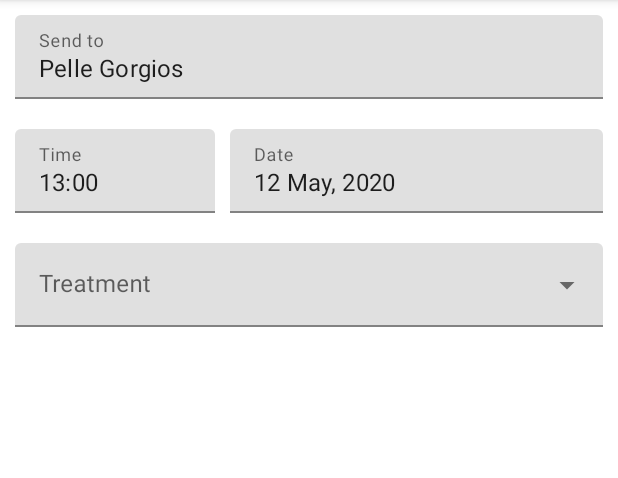
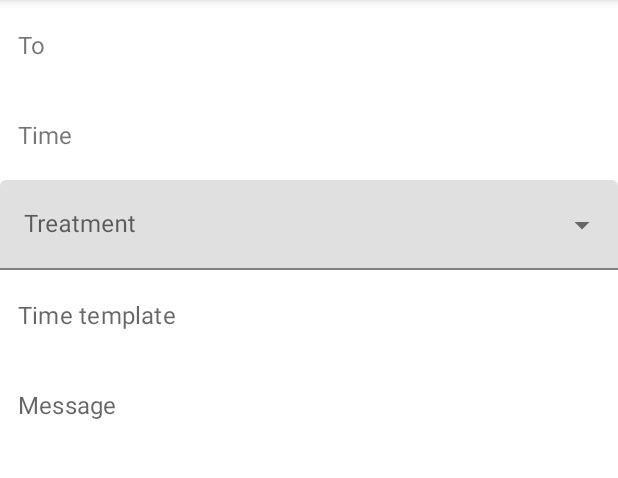
Before and after one commit to OscarCreator/sms-scheduler-v2, an Android app: the screen it shows after launch (MainActivity), after a tap on an icon or button, on a phone screen of 412 x 824 dp, the part 84-562 px from its top. Run offline under Robolectric (Android 15) with nearby library versions, the phone set to English and light mode, and no system bars; our stand-ins replace FlexboxLayout, Room's generated code.

Commit message:
Now able to choose both time and date in AddEditTreatmentFragment, this fixes #5.

```diff
--- a/app/build.gradle
+++ b/app/build.gradle
@@ -83,4 +83,7 @@ dependencies {
     implementation "androidx.navigation:navigation-fragment-ktx:$nav_version"
     implementation "androidx.navigation:navigation-ui-ktx:$nav_version"
 
+    //flexbox
+    implementation 'com.google.android:flexbox:2.0.1'
+
 }
--- a/app/src/main/java/com/oscarcreator/sms_scheduler_v2/addedittreatment/AddEditTreatmentFragment.kt
+++ b/app/src/main/java/com/oscarcreator/sms_scheduler_v2/addedittreatment/AddEditTreatmentFragment.kt
@@ -1,35 +1,85 @@
 package com.oscarcreator.sms_scheduler_v2.addedittreatment
 
 import android.os.Bundle
+import android.util.Log
 import android.view.LayoutInflater
 import android.view.View
 import android.view.ViewGroup
 import android.widget.ArrayAdapter
+import android.widget.Toast
 import androidx.fragment.app.Fragment
+import com.google.android.material.datepicker.MaterialDatePicker
+import com.google.android.material.timepicker.MaterialTimePicker
 import com.oscarcreator.sms_scheduler_v2.R
 import com.oscarcreator.sms_scheduler_v2.databinding.FragmentAddeditTreatmentBinding
+import java.text.SimpleDateFormat
+import java.util.*
 
 class AddEditTreatmentFragment : Fragment() {
+
+    companion object {
+        const val TAG = "AddEditTreatmentFragment"
+    }
 
     var _binding: FragmentAddeditTreatmentBinding? = null
 
     val binding: FragmentAddeditTreatmentBinding
         get() = _binding!!
 
+    //TODO move to viewmodel
+    var chosenTime: Long = 0
+
     override fun onCreateView(
         inflater: LayoutInflater,
         container: ViewGroup?,
         savedInstanceState: Bundle?
-    ): View? {
+    ): View {
 
         _binding = FragmentAddeditTreatmentBinding.inflate(inflater, container, false)
 
         val tempItems = listOf("Behandling 1", "Behandling 2", "Behandling 3")
+        val adapter = ArrayAdapter(requireContext(), R.layout.dropdown_menu_list_item, tempItems)
+        binding.tvTreatments.setAdapter(adapter)
 
-        val adapter = ArrayAdapter(requireContext(), R.layout.dropdown_menu_list_item, tempItems)
+        //TODO move to functions
+        binding.btnTime.setOnClickListener {
+            MaterialTimePicker.Builder()
+                .setHour(9)
+                .build().apply {
+                    addOnPositiveButtonClickListener {
+                        val parser = SimpleDateFormat("HH:mm", Locale.getDefault())
+                        val timeString = "$hour:$minute"
+                        val date = parser.parse(timeString)
+                        chosenTime = date!!.time
 
-        binding.acTreatments.setAdapter(adapter)
+                        Log.d(TAG, "launching date picker")
+                        MaterialDatePicker.Builder.datePicker()
+                            //TODO smart selection
+                            .setTitleText("Title")
+                            .build().apply {
+                                addOnPositiveButtonClickListener {
+                                    //adding date as millisecond to the chosen time
+                                    chosenTime += it
 
+                                    //TODO move to an observer
+                                    val formater = SimpleDateFormat("HH:mm dd/MM/yyyy", Locale.getDefault())
+                                    binding.btnTime.text = formater.format(chosenTime)
+                                }
+
+                            }.show(this@AddEditTreatmentFragment.childFragmentManager, "date-picker")
+
+                    }
+                }.show(childFragmentManager, "time-picker")
+        }
+
+
+        binding.btnMessage.setOnClickListener {
+            Toast.makeText(requireContext(), "Message button clicked", Toast.LENGTH_LONG).show()
+        }
+
+        binding.btnTimetemplate.setOnClickListener {
+            Toast.makeText(requireContext(), "Time template button clicked", Toast.LENGTH_LONG).show()
+        }
 
         return binding.root
     }
--- /dev/null
+++ b/app/src/main/res/drawable/divider.xml
@@ -0,0 +1,6 @@
+<?xml version="1.0" encoding="utf-8"?>
+<shape xmlns:android="http://schemas.android.com/apk/res/android"
+    >
+    <size android:width="7dp"/>
+
+</shape>
--- /dev/null
+++ b/app/src/main/res/drawable/ic_clock.xml
@@ -0,0 +1,13 @@
+<vector xmlns:android="http://schemas.android.com/apk/res/android"
+    android:width="24dp"
+    android:height="24dp"
+    android:viewportWidth="24"
+    android:viewportHeight="24"
+    android:tint="?attr/colorControlNormal">
+  <path
+      android:fillColor="@android:color/white"
+      android:pathData="M11.99,2C6.47,2 2,6.48 2,12s4.47,10 9.99,10C17.52,22 22,17.52 22,12S17.52,2 11.99,2zM12,20c-4.42,0 -8,-3.58 -8,-8s3.58,-8 8,-8 8,3.58 8,8 -3.58,8 -8,8z"/>
+  <path
+      android:fillColor="@android:color/white"
+      android:pathData="M12.5,7H11v6l5.25,3.15 0.75,-1.23 -4.5,-2.67z"/>
+</vector>
--- a/app/src/main/res/layout/fragment_addedit_treatment.xml
+++ b/app/src/main/res/layout/fragment_addedit_treatment.xml
@@ -1,91 +1,143 @@
 <?xml version="1.0" encoding="utf-8"?>
-<LinearLayout xmlns:android="http://schemas.android.com/apk/res/android"
+<androidx.constraintlayout.widget.ConstraintLayout xmlns:android="http://schemas.android.com/apk/res/android"
+    xmlns:app="http://schemas.android.com/apk/res-auto"
     android:layout_width="match_parent"
     android:layout_height="match_parent"
     android:orientation="vertical">
-<!--    https://stackoverflow.com/questions/50574943/how-to-add-chips-from-material-components-library-to-input-field-in-android-->
+    <!--    https://stackoverflow.com/questions/50574943/how-to-add-chips-from-material-components-library-to-input-field-in-android-->
 
-<!--    TODO same margin between as to the sides-->
-
-    <com.google.android.material.textfield.TextInputLayout
-        android:id="@+id/til_contacts"
+    <LinearLayout
+        android:id="@+id/ll_contacts_list"
         android:layout_width="match_parent"
         android:layout_height="wrap_content"
-        android:layout_margin="10dp"
-        android:hint="Send to"
+        android:minHeight="60dp"
+        android:orientation="horizontal"
+        app:layout_constraintEnd_toEndOf="parent"
+        app:layout_constraintStart_toStartOf="parent"
+        app:layout_constraintTop_toTopOf="parent">
+
+        <TextView
+            android:layout_width="wrap_content"
+            android:layout_height="match_parent"
+            android:gravity="center_vertical"
+            android:paddingStart="12dp"
+            android:paddingEnd="18dp"
+            android:text="@string/to"
+            android:textAlignment="gravity"
+            android:textSize="16dp" />
+
+        <com.google.android.flexbox.FlexboxLayout
+            android:id="@+id/fl_contacts"
+            android:layout_width="match_parent"
+            android:layout_height="wrap_content"
+            android:layout_gravity="center_vertical"
+            android:layout_marginStart="8dp"
+            app:alignContent="space_around"
+            app:alignItems="stretch"
+            app:dividerDrawable="@drawable/divider"
+            app:flexWrap="wrap"
+            app:showDivider="beginning|middle|end">
+
+            <EditText
+                android:id="@+id/et_contact_input"
+                android:layout_width="wrap_content"
+                android:layout_height="32dp"
+                android:background="@android:color/transparent"
+                android:imeOptions="actionDone"
+                android:inputType="text"
+                app:layout_flexGrow="1"
+                />
+
+        </com.google.android.flexbox.FlexboxLayout>
+
+    </LinearLayout>
+
+
+
+    <LinearLayout
+        android:id="@+id/ll_time"
+        app:layout_constraintTop_toBottomOf="@id/ll_contacts_list"
+        android:layout_width="match_parent"
+        android:layout_height="60dp"
+        android:orientation="horizontal"
+
         >
 
-        <com.google.android.material.textfield.TextInputEditText
+        <TextView
+            android:layout_width="wrap_content"
+            android:layout_height="match_parent"
+            android:gravity="center_vertical"
+            android:paddingHorizontal="12dp"
+            android:text="@string/time"
+            android:textAlignment="gravity"
+            android:textSize="16dp" />
+
+        <com.google.android.material.button.MaterialButton
+            android:id="@+id/btn_time"
+            style="@style/Widget.MaterialComponents.Button.TextButton"
             android:layout_width="match_parent"
-            android:layout_height="wrap_content"
-            android:text="Pelle Gorgios"
-            />
+            android:layout_height="match_parent"
+            android:padding="12dp"
+            android:textAlignment="textStart"
+            android:textAppearance="?attr/textAppearanceSubtitle1" />
+
+    </LinearLayout>
+
+    <!--    TODO remove hint after selection-->
+    <com.google.android.material.textfield.TextInputLayout
+        android:id="@+id/til_treatments"
+        app:layout_constraintTop_toBottomOf="@id/ll_time"
+        style="@style/Widget.MaterialComponents.TextInputLayout.FilledBox.ExposedDropdownMenu"
+        android:layout_width="match_parent"
+        android:layout_height="60dp"
+        android:hint="@string/treatment"
+        app:expandedHintEnabled="true"
+        app:hintAnimationEnabled="false"
+        app:hintEnabled="true"
+        app:hintTextAppearance="?attr/textAppearanceSubtitle1">
+
+        <com.google.android.material.textfield.MaterialAutoCompleteTextView
+            android:id="@+id/tv_treatments"
+            android:layout_width="match_parent"
+            android:layout_height="match_parent"
+            android:inputType="none"
+            android:textAppearance="?attr/textAppearanceSubtitle1" />
 
     </com.google.android.material.textfield.TextInputLayout>
 
-    <LinearLayout
+
+    <com.google.android.material.button.MaterialButton
+        android:id="@+id/btn_timetemplate"
+        app:layout_constraintTop_toBottomOf="@id/til_treatments"
+        style="@style/Widget.MaterialComponents.Button.TextButton"
         android:layout_width="match_parent"
-        android:layout_height="wrap_content"
-        android:orientation="horizontal"
-        android:weightSum="1"
-        android:layout_margin="10dp"
-        android:baselineAligned="false">
+        android:layout_height="60dp"
+        android:hint="@string/time_template"
+        android:padding="12dp"
+        android:textAlignment="textStart"
+        android:textAppearance="?attr/textAppearanceSubtitle1" />
 
-        <com.google.android.material.textfield.TextInputLayout
-            android:id="@+id/til_time"
-            android:layout_width="0dp"
-            android:layout_height="wrap_content"
-            android:layout_weight="0.35"
-            android:hint="Time"
-            android:layout_marginEnd="10dp"
-            >
 
-            <com.google.android.material.textfield.TextInputEditText
-                android:id="@+id/tv_time"
-                android:layout_width="match_parent"
-                android:layout_height="wrap_content"
-                android:text="13:00"
-                android:inputType="none"
-                />
+    <com.google.android.material.button.MaterialButton
+        android:id="@+id/btn_message"
+        app:layout_constraintTop_toBottomOf="@id/btn_timetemplate"
+        style="@style/Widget.MaterialComponents.Button.TextButton"
+        android:layout_width="match_parent"
+        android:layout_height="60dp"
+        android:hint="@string/message"
+        android:padding="12dp"
+        android:textAlignment="textStart"
+        android:textAppearance="?attr/textAppearanceSubtitle1" />
 
-        </com.google.android.material.textfield.TextInputLayout>
 
-        <com.google.android.material.textfield.TextInputLayout
-            android:id="@+id/til_date"
-            android:layout_width="0dp"
-            android:layout_height="wrap_content"
-            android:layout_weight="0.65"
-            android:hint="Date"
-            >
+    <androidx.recyclerview.widget.RecyclerView
+        android:id="@+id/rv_autocomplete_list"
+        android:layout_width="match_parent"
+        android:layout_height="0dp"
+        android:background="@color/colorAccent"
+        android:visibility="gone"
+        app:layout_constraintTop_toBottomOf="@id/ll_contacts_list"
+        app:layout_constraintBottom_toBottomOf="parent"
+        />
 
-            <com.google.android.material.textfield.TextInputEditText
-                android:id="@+id/tv_date"
-                android:layout_width="match_parent"
-                android:layout_height="wrap_content"
-                android:text="12 May, 2020"
-                android:inputType="none"
-                />
-
-        </com.google.android.material.textfield.TextInputLayout>
-
-    </LinearLayout>
-
-    <com.google.android.material.textfield.TextInputLayout
-        android:id="@+id/til_treatments"
-        android:layout_width="match_parent"
-        android:layout_height="wrap_content"
-        android:layout_margin="10dp"
-        android:hint="Treatment"
-        style="@style/Widget.MaterialComponents.TextInputLayout.FilledBox.ExposedDropdownMenu"
-        >
-
-        <com.google.android.material.textfield.MaterialAutoCompleteTextView
-            android:id="@+id/ac_treatments"
-            android:layout_width="match_parent"
-            android:layout_height="wrap_content"
-            android:inputType="none"
-            />
-
-    </com.google.android.material.textfield.TextInputLayout>
-
-</LinearLayout>
+</androidx.constraintlayout.widget.ConstraintLayout>
--- a/app/src/main/res/values/strings.xml
+++ b/app/src/main/res/values/strings.xml
@@ -10,6 +10,11 @@
 
     <string name="today">Today</string>
     <string name="tomorrow">Tomorrow</string>
-    <string name="treatments">treatments</string>
+    <string name="treatments">Treatments</string>
+    <string name="treatment">Treatment</string>
+    <string name="to">To</string>
+    <string name="time">Time</string>
+    <string name="time_template">Time template</string>
+    <string name="message">Message</string>
 
 </resources>
```
Also changed, not shown: 1 other file.
